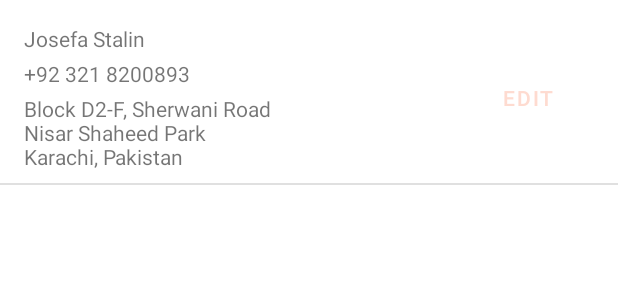
After one commit to zaidyahya/NewApp, an Android app: the layout item_customer.xml on its own in the app's theme, with its tools: preview values and no code run, on a phone screen of 412 x 824 dp. The commit adds this screen. Shown: the top 300 px of the screen. Run offline under Robolectric (Android 15) with nearby library versions, the phone set to English and light mode, and no system bars.

Commit message:
MyCustomers.

```diff
--- a/app/src/main/java/com/example/theapp/ui/checkout/pickaddress/fragment/PickAddressFragment.kt
+++ b/app/src/main/java/com/example/theapp/ui/checkout/pickaddress/fragment/PickAddressFragment.kt
@@ -55,7 +55,7 @@ class PickAddressFragment : Fragment(R.layout.fragment_pick_address), AddressIte
             }
 
             buttonAddNew.setOnClickListener {
-                val action = PickAddressFragmentDirections.actionPickAddressFragmentToAddNewAddressFragment(null)
+                val action = PickAddressFragmentDirections.actionPickAddressFragmentToAddNewAddressFragment(null, "PickAddressFragment")
                 findNavController().navigate(action)
             }
         }
@@ -83,7 +83,7 @@ class PickAddressFragment : Fragment(R.layout.fragment_pick_address), AddressIte
     }
 
     override fun onEditButtonClick(customer: CustomerNew) {
-        val action = PickAddressFragmentDirections.actionPickAddressFragmentToAddNewAddressFragment(customer)
+        val action = PickAddressFragmentDirections.actionPickAddressFragmentToAddNewAddressFragment(customer, "PickAddressFragment")
         findNavController().navigate(action)
     }
 
--- a/app/src/main/java/com/example/theapp/ui/store/fragment/StoreFragment.kt
+++ b/app/src/main/java/com/example/theapp/ui/store/fragment/StoreFragment.kt
@@ -26,6 +26,10 @@ class StoreFragment : Fragment(R.layout.fragment_store) {
                 val action = StoreFragmentDirections.actionStoreFragmentToMyEarningsFragment()
                 findNavController().navigate(action)
             }
+            textViewMyCustomers.setOnClickListener {
+                val action = StoreFragmentDirections.actionStoreFragmentToMyCustomersFragment()
+                findNavController().navigate(action)
+            }
         }
     }
 
--- /dev/null
+++ b/app/src/main/res/layout/item_customer.xml
@@ -0,0 +1,109 @@
+<?xml version="1.0" encoding="utf-8"?>
+<androidx.constraintlayout.widget.ConstraintLayout xmlns:android="http://schemas.android.com/apk/res/android"
+    xmlns:app="http://schemas.android.com/apk/res-auto"
+    xmlns:tools="http://schemas.android.com/tools"
+    android:layout_width="match_parent"
+    android:layout_height="wrap_content">
+
+    <androidx.constraintlayout.widget.Guideline
+        android:id="@+id/guideline_top"
+        android:layout_width="wrap_content"
+        android:layout_height="wrap_content"
+        android:orientation="horizontal"
+        app:layout_constraintGuide_begin="16dp" />
+
+    <androidx.constraintlayout.widget.Guideline
+        android:id="@+id/guideline_left"
+        android:layout_width="wrap_content"
+        android:layout_height="wrap_content"
+        android:orientation="vertical"
+        app:layout_constraintGuide_begin="16dp" />
+
+    <androidx.constraintlayout.widget.Guideline
+        android:id="@+id/guideline_right"
+        android:layout_width="wrap_content"
+        android:layout_height="wrap_content"
+        android:orientation="vertical"
+        app:layout_constraintGuide_end="16dp" />
+
+    <TextView
+        android:id="@+id/text_view_name"
+        android:layout_width="wrap_content"
+        android:layout_height="wrap_content"
+        app:layout_constraintStart_toStartOf="@id/guideline_left"
+        app:layout_constraintTop_toTopOf="@id/guideline_top"
+        tools:text="Josefa Stalin" />
+
+    <View
+        android:id="@+id/ic_margin_horizontal_0"
+        android:layout_width="0dp"
+        android:layout_height="@dimen/margin_extra_small"
+        app:layout_constraintTop_toBottomOf="@id/text_view_name"
+        app:layout_constraintStart_toStartOf="@id/guideline_left"
+        app:layout_constraintEnd_toStartOf="@id/guideline_right"
+        android:background="@color/transparent_divider" />
+
+    <TextView
+        android:id="@+id/text_view_phone_number"
+        android:layout_width="wrap_content"
+        android:layout_height="wrap_content"
+        app:layout_constraintStart_toStartOf="@id/guideline_left"
+        app:layout_constraintTop_toBottomOf="@id/ic_margin_horizontal_0"
+        android:text="+92 321 8200893" />
+
+    <View
+        android:id="@+id/ic_margin_horizontal_1"
+        android:layout_width="0dp"
+        android:layout_height="@dimen/margin_extra_small"
+        app:layout_constraintTop_toBottomOf="@id/text_view_phone_number"
+        app:layout_constraintStart_toStartOf="@id/guideline_left"
+        app:layout_constraintEnd_toStartOf="@id/guideline_right"
+        android:background="@color/transparent_divider" />
+
+    <TextView
+        android:id="@+id/text_view_address"
+        android:layout_width="wrap_content"
+        android:layout_height="wrap_content"
+        app:layout_constraintStart_toStartOf="@id/guideline_left"
+        app:layout_constraintTop_toBottomOf="@id/ic_margin_horizontal_1"
+        android:text="Block D2-F, Sherwani Road\nNisar Shaheed Park\nKarachi, Pakistan" />
+
+    <View
+        android:id="@+id/ic_margin_horizontal_2"
+        android:layout_width="0dp"
+        android:layout_height="@dimen/margin_small"
+        app:layout_constraintTop_toBottomOf="@id/text_view_address"
+        app:layout_constraintStart_toStartOf="@id/guideline_left"
+        app:layout_constraintEnd_toStartOf="@id/guideline_right"
+        android:background="@color/transparent_divider" />
+
+    <Button
+        android:id="@+id/button_edit"
+        android:layout_width="wrap_content"
+        android:layout_height="wrap_content"
+        app:layout_constraintEnd_toEndOf="@id/guideline_right"
+        app:layout_constraintTop_toTopOf="@id/guideline_top"
+        app:layout_constraintBottom_toTopOf="@id/ic_margin_horizontal_2"
+        style="?attr/borderlessButtonStyle"
+        android:minHeight="0dp"
+        android:text="Edit" />
+
+<!--    <View-->
+<!--        android:id="@+id/ic_margin_horizontal_3"-->
+<!--        android:layout_width="0dp"-->
+<!--        android:layout_height="@dimen/margin_small"-->
+<!--        app:layout_constraintTop_toBottomOf="@id/button_deliver_to_address"-->
+<!--        app:layout_constraintStart_toStartOf="@id/guideline_left"-->
+<!--        app:layout_constraintEnd_toStartOf="@id/guideline_right"-->
+<!--        android:background="@color/transparent_divider" />-->
+
+    <View
+        android:id="@+id/ia_divider_horizontal_0"
+        android:layout_width="0dp"
+        android:layout_height="1dp"
+        app:layout_constraintTop_toBottomOf="@id/ic_margin_horizontal_2"
+        app:layout_constraintStart_toStartOf="parent"
+        app:layout_constraintEnd_toEndOf="parent"
+        android:background="?attr/dividerHorizontal" />
+
+</androidx.constraintlayout.widget.ConstraintLayout>
```
Also changed, not shown: app/src/main/java/com/example/theapp/ui/addnewaddress/fragment/AddNewAddressFragment.kt (+9 -2 lines), app/src/main/java/com/example/theapp/ui/mycustomers/adapter/CustomerItemAdapter.kt (added, +53 -0 lines), app/src/main/java/com/example/theapp/ui/mycustomers/fragment/MyCustomersFragment.kt (added, +58 -0 lines), app/src/main/res/navigation/nav_graph.xml (+17 -0 lines).
